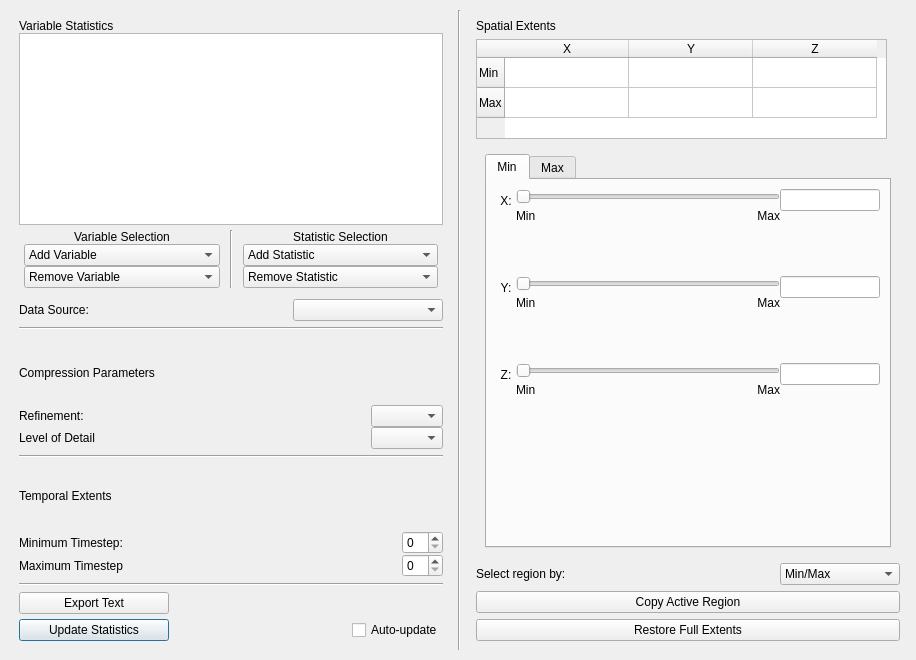
Before: the Qt Designer form apps/vaporgui/statsWindow.ui in StasJ/vapor-formatted, drawn with Qt 5.
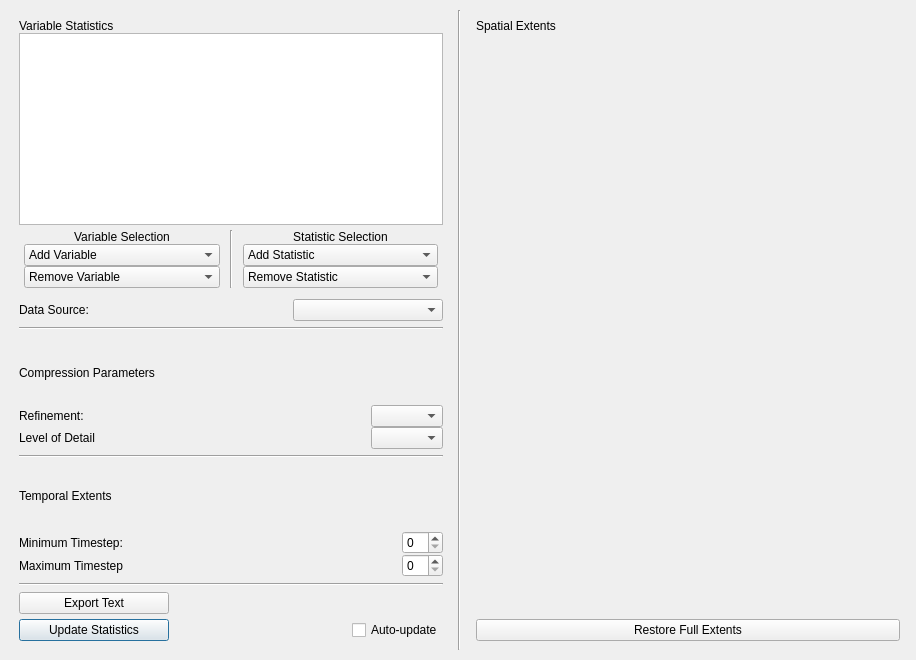
After: the same form once the commit is applied.

Commit message: remove un-necessary widgets from the GUI

The edit to the form file:
```diff
--- a/apps/vaporgui/statsWindow.ui
+++ b/apps/vaporgui/statsWindow.ui
@@ -584,1018 +584,13 @@
          </property>
         </widget>
        </item>
-       <item>
-        <widget class="QTableWidget" name="RegionTable">
-         <property name="enabled">
-          <bool>true</bool>
-         </property>
-         <property name="sizePolicy">
-          <sizepolicy hsizetype="Minimum" vsizetype="Minimum">
-           <horstretch>0</horstretch>
-           <verstretch>1</verstretch>
-          </sizepolicy>
-         </property>
-         <property name="minimumSize">
-          <size>
-           <width>411</width>
-           <height>90</height>
-          </size>
-         </property>
-         <property name="maximumSize">
-          <size>
-           <width>250</width>
-           <height>100</height>
-          </size>
-         </property>
-         <attribute name="horizontalHeaderDefaultSectionSize">
-          <number>124</number>
-         </attribute>
-         <attribute name="horizontalHeaderHighlightSections">
-          <bool>true</bool>
-         </attribute>
-         <row>
-          <property name="text">
-           <string>Min</string>
-          </property>
-         </row>
-         <row>
-          <property name="text">
-           <string>Max</string>
-          </property>
-         </row>
-         <column>
-          <property name="text">
-           <string>X</string>
-          </property>
-         </column>
-         <column>
-          <property name="text">
-           <string>Y</string>
-          </property>
-         </column>
-         <column>
-          <property name="text">
-           <string>Z</string>
-          </property>
-         </column>
-         <item row="0" column="0">
-          <property name="textAlignment">
-           <set>AlignCenter</set>
-          </property>
-         </item>
-         <item row="0" column="1">
-          <property name="textAlignment">
-           <set>AlignCenter</set>
-          </property>
-         </item>
-         <item row="0" column="2">
-          <property name="textAlignment">
-           <set>AlignCenter</set>
-          </property>
-         </item>
-         <item row="1" column="0">
-          <property name="textAlignment">
-           <set>AlignCenter</set>
-          </property>
-         </item>
-         <item row="1" column="1">
-          <property name="textAlignment">
-           <set>AlignCenter</set>
-          </property>
-         </item>
-         <item row="1" column="2">
-          <property name="textAlignment">
-           <set>AlignCenter</set>
-          </property>
-         </item>
-        </widget>
-       </item>
        <item>
         <widget class="QStackedWidget" name="stackedSliderWidget">
          <property name="currentIndex">
           <number>0</number>
          </property>
          <widget class="QWidget" name="page">
-          <layout class="QHBoxLayout" name="horizontalLayout_10">
-           <item>
-            <widget class="QTabWidget" name="minMaxTab">
-             <property name="sizePolicy">
-              <sizepolicy hsizetype="MinimumExpanding" vsizetype="Expanding">
-               <horstretch>0</horstretch>
-               <verstretch>0</verstretch>
-              </sizepolicy>
-             </property>
-             <property name="currentIndex">
-              <number>0</number>
-             </property>
-             <widget class="QWidget" name="tab_3">
-              <attribute name="title">
-               <string>Min</string>
-              </attribute>
-              <layout class="QHBoxLayout" name="horizontalLayout_13">
-               <item>
-                <layout class="QVBoxLayout" name="verticalLayout_61">
-                 <property name="spacing">
-                  <number>0</number>
-                 </property>
-                 <property name="sizeConstraint">
-                  <enum>QLayout::SetMinimumSize</enum>
-                 </property>
-                 <property name="rightMargin">
-                  <number>0</number>
-                 </property>
-                 <item>
-                  <layout class="QHBoxLayout" name="horizontalLayout_17">
-                   <property name="spacing">
-                    <number>0</number>
-                   </property>
-                   <item>
-                    <layout class="QVBoxLayout" name="verticalLayout_42">
-                     <property name="spacing">
-                      <number>0</number>
-                     </property>
-                     <property name="topMargin">
-                      <number>5</number>
-                     </property>
-                     <item>
-                      <widget class="QLabel" name="label_22">
-                       <property name="text">
-                        <string>X:</string>
-                       </property>
-                       <property name="alignment">
-                        <set>Qt::AlignCenter</set>
-                       </property>
-                      </widget>
-                     </item>
-                     <item>
-                      <spacer name="verticalSpacer_34">
-                       <property name="orientation">
-                        <enum>Qt::Vertical</enum>
-                       </property>
-                       <property name="sizeType">
-                        <enum>QSizePolicy::MinimumExpanding</enum>
-                       </property>
-                       <property name="sizeHint" stdset="0">
-                        <size>
-                         <width>20</width>
-                         <height>5</height>
-                        </size>
-                       </property>
-                      </spacer>
-                     </item>
-                    </layout>
-                   </item>
-                   <item>
-                    <layout class="QVBoxLayout" name="verticalLayout_12">
-                     <property name="spacing">
-                      <number>5</number>
-                     </property>
-                     <item>
-                      <widget class="QSlider" name="minXSlider">
-                       <property name="orientation">
-                        <enum>Qt::Horizontal</enum>
-                       </property>
-                      </widget>
-                     </item>
-                     <item>
-                      <layout class="QHBoxLayout" name="horizontalLayout_27">
-                       <property name="spacing">
-                        <number>0</number>
-                       </property>
-                       <item>
-                        <widget class="QLabel" name="minXMinLabel">
-                         <property name="text">
-                          <string>Min</string>
-                         </property>
-                        </widget>
-                       </item>
-                       <item>
-                        <widget class="QLabel" name="minXMaxLabel">
-                         <property name="text">
-                          <string>Max</string>
-                         </property>
-                         <property name="alignment">
-                          <set>Qt::AlignRight|Qt::AlignTrailing|Qt::AlignVCenter</set>
-                         </property>
-                        </widget>
-                       </item>
-                      </layout>
-                     </item>
-                     <item>
-                      <spacer name="verticalSpacer_5">
-                       <property name="orientation">
-                        <enum>Qt::Vertical</enum>
-                       </property>
-                       <property name="sizeHint" stdset="0">
-                        <size>
-                         <width>20</width>
-                         <height>40</height>
-                        </size>
-                       </property>
-                      </spacer>
-                     </item>
-                    </layout>
-                   </item>
-                   <item>
-                    <layout class="QVBoxLayout" name="verticalLayout_43">
-                     <property name="spacing">
-                      <number>0</number>
-                     </property>
-                     <item>
-                      <widget class="QLineEdit" name="minXEdit">
-                       <property name="sizePolicy">
-                        <sizepolicy hsizetype="Minimum" vsizetype="Fixed">
-                         <horstretch>0</horstretch>
-                         <verstretch>0</verstretch>
-                        </sizepolicy>
-                       </property>
-                       <property name="minimumSize">
-                        <size>
-                         <width>100</width>
-                         <height>0</height>
-                        </size>
-                       </property>
-                       <property name="maximumSize">
-                        <size>
-                         <width>100</width>
-                         <height>16777215</height>
-                        </size>
-                       </property>
-                       <property name="alignment">
-                        <set>Qt::AlignCenter</set>
-                       </property>
-                      </widget>
-                     </item>
-                     <item>
-                      <spacer name="verticalSpacer_35">
-                       <property name="orientation">
-                        <enum>Qt::Vertical</enum>
-                       </property>
-                       <property name="sizeType">
-                        <enum>QSizePolicy::MinimumExpanding</enum>
-                       </property>
-                       <property name="sizeHint" stdset="0">
-                        <size>
-                         <width>20</width>
-                         <height>5</height>
-                        </size>
-                       </property>
-                      </spacer>
-                     </item>
-                    </layout>
-                   </item>
-                  </layout>
-                 </item>
-                 <item>
-                  <layout class="QHBoxLayout" name="horizontalLayout_28">
-                   <property name="spacing">
-                    <number>0</number>
-                   </property>
-                   <item>
-                    <layout class="QVBoxLayout" name="verticalLayout_44">
-                     <property name="spacing">
-                      <number>0</number>
-                     </property>
-                     <property name="topMargin">
-                      <number>5</number>
-                     </property>
-                     <item>
-                      <widget class="QLabel" name="label_45">
-                       <property name="text">
-                        <string>Y:</string>
-                       </property>
-                       <property name="alignment">
-                        <set>Qt::AlignCenter</set>
-                       </property>
-                      </widget>
-                     </item>
-                     <item>
-                      <spacer name="verticalSpacer_36">
-                       <property name="orientation">
-                        <enum>Qt::Vertical</enum>
-                       </property>
-                       <property name="sizeType">
-                        <enum>QSizePolicy::MinimumExpanding</enum>
-                       </property>
-                       <property name="sizeHint" stdset="0">
-                        <size>
-                         <width>20</width>
-                         <height>5</height>
-                        </size>
-                       </property>
-                      </spacer>
-                     </item>
-                    </layout>
-                   </item>
-                   <item>
-                    <layout class="QVBoxLayout" name="verticalLayout_45">
-                     <property name="spacing">
-                      <number>5</number>
-                     </property>
-                     <item>
-                      <widget class="QSlider" name="minYSlider">
-                       <property name="orientation">
-                        <enum>Qt::Horizontal</enum>
-                       </property>
-                      </widget>
-                     </item>
-                     <item>
-                      <layout class="QHBoxLayout" name="horizontalLayout_29">
-                       <property name="spacing">
-                        <number>0</number>
-                       </property>
-                       <item>
-                        <widget class="QLabel" name="minYMinLabel">
-                         <property name="text">
-                          <string>Min</string>
-                         </property>
-                        </widget>
-                       </item>
-                       <item>
-                        <widget class="QLabel" name="minYMaxLabel">
-                         <property name="text">
-                          <string>Max</string>
-                         </property>
-                         <property name="alignment">
-                          <set>Qt::AlignRight|Qt::AlignTrailing|Qt::AlignVCenter</set>
-                         </property>
-                        </widget>
-                       </item>
-                      </layout>
-                     </item>
-                     <item>
-                      <spacer name="verticalSpacer_4">
-                       <property name="orientation">
-                        <enum>Qt::Vertical</enum>
-                       </property>
-                       <property name="sizeHint" stdset="0">
-                        <size>
-                         <width>20</width>
-                         <height>40</height>
-                        </size>
-                       </property>
-                      </spacer>
-                     </item>
-                    </layout>
-                   </item>
-                   <item>
-                    <layout class="QVBoxLayout" name="verticalLayout_46">
-                     <property name="spacing">
-                      <number>0</number>
-                     </property>
-                     <item>
-                      <widget class="QLineEdit" name="minYEdit">
-                       <property name="sizePolicy">
-                        <sizepolicy hsizetype="Minimum" vsizetype="Fixed">
-                         <horstretch>0</horstretch>
-                         <verstretch>0</verstretch>
-                        </sizepolicy>
-                       </property>
-                       <property name="minimumSize">
-                        <size>
-                         <width>100</width>
-                         <height>0</height>
-                        </size>
-                       </property>
-                       <property name="maximumSize">
-                        <size>
-                         <width>100</width>
-                         <height>16777215</height>
-                        </size>
-                       </property>
-                       <property name="alignment">
-                        <set>Qt::AlignCenter</set>
-                       </property>
-                      </widget>
-                     </item>
-                     <item>
-                      <spacer name="verticalSpacer_37">
-                       <property name="orientation">
-                        <enum>Qt::Vertical</enum>
-                       </property>
-                       <property name="sizeType">
-                        <enum>QSizePolicy::MinimumExpanding</enum>
-                       </property>
-                       <property name="sizeHint" stdset="0">
-                        <size>
-                         <width>20</width>
-                         <height>5</height>
-                        </size>
-                       </property>
-                      </spacer>
-                     </item>
-                    </layout>
-                   </item>
-                  </layout>
-                 </item>
-                 <item>
-                  <layout class="QHBoxLayout" name="horizontalLayout_34">
-                   <property name="spacing">
-                    <number>0</number>
-                   </property>
-                   <item>
-                    <layout class="QVBoxLayout" name="verticalLayout_62">
-                     <property name="spacing">
-                      <number>0</number>
-                     </property>
-                     <property name="topMargin">
-                      <number>5</number>
-                     </property>
-                     <item>
-                      <widget class="QLabel" name="label_48">
-                       <property name="text">
-                        <string>Z:</string>
-                       </property>
-                       <property name="alignment">
-                        <set>Qt::AlignCenter</set>
-                       </property>
-                      </widget>
-                     </item>
-                     <item>
-                      <spacer name="verticalSpacer_38">
-                       <property name="orientation">
-                        <enum>Qt::Vertical</enum>
-                       </property>
-                       <property name="sizeType">
-                        <enum>QSizePolicy::MinimumExpanding</enum>
-                       </property>
-                       <property name="sizeHint" stdset="0">
-                        <size>
-                         <width>20</width>
-                         <height>5</height>
-                        </size>
-                       </property>
-                      </spacer>
-                     </item>
-                    </layout>
-                   </item>
-                   <item>
-                    <layout class="QVBoxLayout" name="verticalLayout_63">
-                     <property name="spacing">
-                      <number>5</number>
-                     </property>
-                     <item>
-                      <widget class="QSlider" name="minZSlider">
-                       <property name="orientation">
-                        <enum>Qt::Horizontal</enum>
-                       </property>
-                      </widget>
-                     </item>
-                     <item>
-                      <layout class="QHBoxLayout" name="horizontalLayout_35">
-                       <property name="spacing">
-                        <number>0</number>
-                       </property>
-                       <item>
-                        <widget class="QLabel" name="minZMinLabel">
-                         <property name="text">
-                          <string>Min</string>
-                         </property>
-                        </widget>
-                       </item>
-                       <item>
-                        <widget class="QLabel" name="minZMaxLabel">
-                         <property name="text">
-                          <string>Max</string>
-                         </property>
-                         <property name="alignment">
-                          <set>Qt::AlignRight|Qt::AlignTrailing|Qt::AlignVCenter</set>
-                         </property>
-                        </widget>
-                       </item>
-                      </layout>
-                     </item>
-                     <item>
-                      <spacer name="verticalSpacer_6">
-                       <property name="orientation">
-                        <enum>Qt::Vertical</enum>
-                       </property>
-                       <property name="sizeHint" stdset="0">
-                        <size>
-                         <width>20</width>
-                         <height>40</height>
-                        </size>
-                       </property>
-                      </spacer>
-                     </item>
-                    </layout>
-                   </item>
-                   <item>
-                    <layout class="QVBoxLayout" name="verticalLayout_64">
-                     <property name="spacing">
-                      <number>0</number>
-                     </property>
-                     <item>
-                      <widget class="QLineEdit" name="minZEdit">
-                       <property name="sizePolicy">
-                        <sizepolicy hsizetype="Minimum" vsizetype="Fixed">
-                         <horstretch>0</horstretch>
-                         <verstretch>0</verstretch>
-                        </sizepolicy>
-                       </property>
-                       <property name="minimumSize">
-                        <size>
-                         <width>100</width>
-                         <height>0</height>
-                        </size>
-                       </property>
-                       <property name="maximumSize">
-                        <size>
-                         <width>100</width>
-                         <height>16777215</height>
-                        </size>
-                       </property>
-                       <property name="alignment">
-                        <set>Qt::AlignCenter</set>
-                       </property>
-                      </widget>
-                     </item>
-                     <item>
-                      <spacer name="verticalSpacer_39">
-                       <property name="orientation">
-                        <enum>Qt::Vertical</enum>
-                       </property>
-                       <property name="sizeType">
-                        <enum>QSizePolicy::MinimumExpanding</enum>
-                       </property>
-                       <property name="sizeHint" stdset="0">
-                        <size>
-                         <width>20</width>
-                         <height>5</height>
-                        </size>
-                       </property>
-                      </spacer>
-                     </item>
-                    </layout>
-                   </item>
-                  </layout>
-                 </item>
-                 <item>
-                  <spacer name="verticalSpacer_13">
-                   <property name="orientation">
-                    <enum>Qt::Vertical</enum>
-                   </property>
-                   <property name="sizeHint" stdset="0">
-                    <size>
-                     <width>20</width>
-                     <height>40</height>
-                    </size>
-                   </property>
-                  </spacer>
-                 </item>
-                </layout>
-               </item>
-              </layout>
-             </widget>
-             <widget class="QWidget" name="tab_4">
-              <attribute name="title">
-               <string>Max</string>
-              </attribute>
-              <layout class="QHBoxLayout" name="horizontalLayout_49">
-               <item>
-                <layout class="QVBoxLayout" name="verticalLayout_69">
-                 <property name="spacing">
-                  <number>0</number>
-                 </property>
-                 <property name="sizeConstraint">
-                  <enum>QLayout::SetMaximumSize</enum>
-                 </property>
-                 <property name="rightMargin">
-                  <number>0</number>
-                 </property>
-                 <item>
-                  <layout class="QHBoxLayout" name="horizontalLayout_42">
-                   <property name="spacing">
-                    <number>0</number>
-                   </property>
-                   <item>
-                    <layout class="QVBoxLayout" name="verticalLayout_52">
-                     <property name="spacing">
-                      <number>0</number>
-                     </property>
-                     <property name="topMargin">
-                      <number>5</number>
-                     </property>
-                     <item>
-                      <widget class="QLabel" name="label_24">
-                       <property name="text">
-                        <string>X:</string>
-                       </property>
-                       <property name="alignment">
-                        <set>Qt::AlignCenter</set>
-                       </property>
-                      </widget>
-                     </item>
-                     <item>
-                      <spacer name="verticalSpacer_46">
-                       <property name="orientation">
-                        <enum>Qt::Vertical</enum>
-                       </property>
-                       <property name="sizeType">
-                        <enum>QSizePolicy::MinimumExpanding</enum>
-                       </property>
-                       <property name="sizeHint" stdset="0">
-                        <size>
-                         <width>20</width>
-                         <height>5</height>
-                        </size>
-                       </property>
-                      </spacer>
-                     </item>
-                    </layout>
-                   </item>
-                   <item>
-                    <layout class="QVBoxLayout" name="verticalLayout_14">
-                     <property name="spacing">
-                      <number>5</number>
-                     </property>
-                     <item>
-                      <widget class="QSlider" name="maxXSlider">
-                       <property name="orientation">
-                        <enum>Qt::Horizontal</enum>
-                       </property>
-                      </widget>
-                     </item>
-                     <item>
-                      <layout class="QHBoxLayout" name="horizontalLayout_43">
-                       <property name="spacing">
-                        <number>0</number>
-                       </property>
-                       <item>
-                        <widget class="QLabel" name="maxXMinLabel">
-                         <property name="text">
-                          <string>Min</string>
-                         </property>
-                        </widget>
-                       </item>
-                       <item>
-                        <widget class="QLabel" name="maxXMaxLabel">
-                         <property name="text">
-                          <string>Max</string>
-                         </property>
-                         <property name="alignment">
-                          <set>Qt::AlignRight|Qt::AlignTrailing|Qt::AlignVCenter</set>
-                         </property>
-                        </widget>
-                       </item>
-                      </layout>
-                     </item>
-                     <item>
-                      <spacer name="verticalSpacer_7">
-                       <property name="orientation">
-                        <enum>Qt::Vertical</enum>
-                       </property>
-                       <property name="sizeHint" stdset="0">
-                        <size>
-                         <width>20</width>
-                         <height>40</height>
-                        </size>
-                       </property>
-                      </spacer>
-                     </item>
-                    </layout>
-                   </item>
-                   <item>
-                    <layout class="QVBoxLayout" name="verticalLayout_70">
-                     <property name="spacing">
-                      <number>0</number>
-                     </property>
-                     <item>
-                      <widget class="QLineEdit" name="maxXEdit">
-                       <property name="sizePolicy">
-                        <sizepolicy hsizetype="Minimum" vsizetype="Fixed">
-                         <horstretch>0</horstretch>
-                         <verstretch>0</verstretch>
-                        </sizepolicy>
-                       </property>
-                       <property name="minimumSize">
-                        <size>
-                         <width>100</width>
-                         <height>0</height>
-                        </size>
-                       </property>
-                       <property name="maximumSize">
-                        <size>
-                         <width>100</width>
-                         <height>16777215</height>
-                        </size>
-                       </property>
-                       <property name="alignment">
-                        <set>Qt::AlignCenter</set>
-                       </property>
-                      </widget>
-                     </item>
-                     <item>
-                      <spacer name="verticalSpacer_47">
-                       <property name="orientation">
-                        <enum>Qt::Vertical</enum>
-                       </property>
-                       <property name="sizeType">
-                        <enum>QSizePolicy::MinimumExpanding</enum>
-                       </property>
-                       <property name="sizeHint" stdset="0">
-                        <size>
-                         <width>20</width>
-                         <height>5</height>
-                        </size>
-                       </property>
-                      </spacer>
-                     </item>
-                    </layout>
-                   </item>
-                  </layout>
-                 </item>
-                 <item>
-                  <layout class="QHBoxLayout" name="horizontalLayout_44">
-                   <property name="spacing">
-                    <number>0</number>
-                   </property>
-                   <item>
-                    <layout class="QVBoxLayout" name="verticalLayout_71">
-                     <property name="spacing">
-                      <number>0</number>
-                     </property>
-                     <property name="topMargin">
-                      <number>5</number>
-                     </property>
-                     <item>
-                      <widget class="QLabel" name="label_51">
-                       <property name="text">
-                        <string>Y:</string>
-                       </property>
-                       <property name="alignment">
-                        <set>Qt::AlignCenter</set>
-                       </property>
-                      </widget>
-                     </item>
-                     <item>
-                      <spacer name="verticalSpacer_48">
-                       <property name="orientation">
-                        <enum>Qt::Vertical</enum>
-                       </property>
-                       <property name="sizeType">
-                        <enum>QSizePolicy::MinimumExpanding</enum>
-                       </property>
-                       <property name="sizeHint" stdset="0">
-                        <size>
-                         <width>20</width>
-                         <height>5</height>
-                        </size>
-                       </property>
-                      </spacer>
-                     </item>
-                    </layout>
-                   </item>
-                   <item>
-                    <layout class="QVBoxLayout" name="verticalLayout_72">
-                     <property name="spacing">
-                      <number>5</number>
-                     </property>
-                     <item>
-                      <widget class="QSlider" name="maxYSlider">
-                       <property name="orientation">
-                        <enum>Qt::Horizontal</enum>
-                       </property>
-                      </widget>
-                     </item>
-                     <item>
-                      <layout class="QHBoxLayout" name="horizontalLayout_45">
-                       <property name="spacing">
-                        <number>0</number>
-                       </property>
-                       <item>
-                        <widget class="QLabel" name="maxYMinLabel">
-                         <property name="text">
-                          <string>Min</string>
-                         </property>
-                        </widget>
-                       </item>
-                       <item>
-                        <widget class="QLabel" name="maxYMaxLabel">
-                         <property name="text">
-                          <string>Max</string>
-                         </property>
-                         <property name="alignment">
-                          <set>Qt::AlignRight|Qt::AlignTrailing|Qt::AlignVCenter</set>
-                         </property>
-                        </widget>
-                       </item>
-                      </layout>
-                     </item>
-                     <item>
-                      <spacer name="verticalSpacer_8">
-                       <property name="orientation">
-                        <enum>Qt::Vertical</enum>
-                       </property>
-                       <property name="sizeHint" stdset="0">
-                        <size>
-                         <width>20</width>
-                         <height>40</height>
-                        </size>
-                       </property>
-                      </spacer>
-                     </item>
-                    </layout>
-                   </item>
-                   <item>
-                    <layout class="QVBoxLayout" name="verticalLayout_73">
-                     <property name="spacing">
-                      <number>0</number>
-                     </property>
-                     <item>
-                      <widget class="QLineEdit" name="maxYEdit">
-                       <property name="sizePolicy">
-                        <sizepolicy hsizetype="Minimum" vsizetype="Fixed">
-                         <horstretch>0</horstretch>
-                         <verstretch>0</verstretch>
-                        </sizepolicy>
-                       </property>
-                       <property name="minimumSize">
-                        <size>
-                         <width>100</width>
-                         <height>0</height>
-                        </size>
-                       </property>
-                       <property name="maximumSize">
-                        <size>
-                         <width>100</width>
-                         <height>16777215</height>
-                        </size>
-                       </property>
-                       <property name="alignment">
-                        <set>Qt::AlignCenter</set>
-                       </property>
-                      </widget>
-                     </item>
-                     <item>
-                      <spacer name="verticalSpacer_49">
-                       <property name="orientation">
-                        <enum>Qt::Vertical</enum>
-                       </property>
-                       <property name="sizeType">
-                        <enum>QSizePolicy::MinimumExpanding</enum>
-                       </property>
-                       <property name="sizeHint" stdset="0">
-                        <size>
-                         <width>20</width>
-                         <height>5</height>
-                        </size>
-                       </property>
-                      </spacer>
-                     </item>
-                    </layout>
-                   </item>
-                  </layout>
-                 </item>
-                 <item>
-                  <layout class="QHBoxLayout" name="horizontalLayout_46">
-                   <property name="spacing">
-                    <number>0</number>
-                   </property>
-                   <item>
-                    <layout class="QVBoxLayout" name="verticalLayout_74">
-                     <property name="spacing">
-                      <number>0</number>
-                     </property>
-                     <property name="topMargin">
-                      <number>5</number>
-                     </property>
-                     <item>
-                      <widget class="QLabel" name="label_52">
-                       <property name="text">
-                        <string>Z:</string>
-                       </property>
-                       <property name="alignment">
-                        <set>Qt::AlignCenter</set>
-                       </property>
-                      </widget>
-                     </item>
-                     <item>
-                      <spacer name="verticalSpacer_50">
-                       <property name="orientation">
-                        <enum>Qt::Vertical</enum>
-                       </property>
-                       <property name="sizeType">
-                        <enum>QSizePolicy::MinimumExpanding</enum>
-                       </property>
-                       <property name="sizeHint" stdset="0">
-                        <size>
-                         <width>20</width>
-                         <height>5</height>
-                        </size>
-                       </property>
-                      </spacer>
-                     </item>
-                    </layout>
-                   </item>
-                   <item>
-                    <layout class="QVBoxLayout" name="verticalLayout_75">
-                     <property name="spacing">
-                      <number>5</number>
-                     </property>
-                     <item>
-                      <widget class="QSlider" name="maxZSlider">
-                       <property name="orientation">
-                        <enum>Qt::Horizontal</enum>
-                       </property>
-                      </widget>
-                     </item>
-                     <item>
-                      <layout class="QHBoxLayout" name="horizontalLayout_47">
-                       <property name="spacing">
-                        <number>0</number>
-                       </property>
-                       <item>
-                        <widget class="QLabel" name="maxZMinLabel">
-                         <property name="text">
-                          <string>Min</string>
-                         </property>
-                        </widget>
-                       </item>
-                       <item>
-                        <widget class="QLabel" name="maxZMaxLabel">
-                         <property name="text">
-                          <string>Max</string>
-                         </property>
-                         <property name="alignment">
-                          <set>Qt::AlignRight|Qt::AlignTrailing|Qt::AlignVCenter</set>
-                         </property>
-                        </widget>
-                       </item>
-                      </layout>
-                     </item>
-                     <item>
-                      <spacer name="verticalSpacer_9">
-                       <property name="orientation">
-                        <enum>Qt::Vertical</enum>
-                       </property>
-                       <property name="sizeHint" stdset="0">
-                        <size>
-                         <width>20</width>
-                         <height>40</height>
-                        </size>
-                       </property>
-                      </spacer>
-                     </item>
-                    </layout>
-                   </item>
-                   <item>
-                    <layout class="QVBoxLayout" name="verticalLayout_76">
-                     <property name="spacing">
-                      <number>0</number>
-                     </property>
-                     <item>
-                      <widget class="QLineEdit" name="maxZEdit">
-                       <property name="sizePolicy">
-                        <sizepolicy hsizetype="Minimum" vsizetype="Fixed">
-                         <horstretch>0</horstretch>
-                         <verstretch>0</verstretch>
-                        </sizepolicy>
-                       </property>
-                       <property name="minimumSize">
-                        <size>
-                         <width>100</width>
-                         <height>0</height>
-                        </size>
-                       </property>
-                       <property name="maximumSize">
-                        <size>
-                         <width>100</width>
-                         <height>16777215</height>
-                        </size>
-                       </property>
-                       <property name="alignment">
-                        <set>Qt::AlignCenter</set>
-                       </property>
-                      </widget>
-                     </item>
-                     <item>
-                      <spacer name="verticalSpacer_51">
-                       <property name="orientation">
-                        <enum>Qt::Vertical</enum>
-                       </property>
-                       <property name="sizeType">
-                        <enum>QSizePolicy::MinimumExpanding</enum>
-                       </property>
-                       <property name="sizeHint" stdset="0">
-                        <size>
-                         <width>20</width>
-                         <height>5</height>
-                        </size>
-                       </property>
-                      </spacer>
-                     </item>
-                    </layout>
-                   </item>
-                  </layout>
-                 </item>
-                </layout>
-               </item>
-              </layout>
-             </widget>
-            </widget>
-           </item>
-          </layout>
+          <layout class="QHBoxLayout" name="horizontalLayout_10"/>
          </widget>
          <widget class="QWidget" name="page_5">
           <layout class="QHBoxLayout" name="horizontalLayout_5">
@@ -2814,63 +1809,7 @@
         </widget>
        </item>
        <item>
-        <layout class="QHBoxLayout" name="horizontalLayout_3">
-         <item>
-          <widget class="QLabel" name="label_2">
-           <property name="text">
-            <string>Select region by:</string>
-           </property>
-          </widget>
-         </item>
-         <item>
-          <spacer name="horizontalSpacer_2">
-           <property name="orientation">
-            <enum>Qt::Horizontal</enum>
-           </property>
-           <property name="sizeType">
-            <enum>QSizePolicy::MinimumExpanding</enum>
-           </property>
-           <property name="sizeHint" stdset="0">
-            <size>
-             <width>40</width>
-             <height>20</height>
-            </size>
-           </property>
-          </spacer>
-         </item>
-         <item>
-          <widget class="QComboBox" name="regionSelectorCombo">
-           <property name="minimumSize">
-            <size>
-             <width>120</width>
-             <height>0</height>
-            </size>
-           </property>
-           <item>
-            <property name="text">
-             <string>Min/Max</string>
-            </property>
-           </item>
-           <item>
-            <property name="text">
-             <string>Center/Size</string>
-            </property>
-           </item>
-           <item>
-            <property name="text">
-             <string>Single Point</string>
-            </property>
-           </item>
-          </widget>
-         </item>
-        </layout>
-       </item>
-       <item>
-        <widget class="QPushButton" name="copyActiveRegionButton">
-         <property name="text">
-          <string>Copy Active Region</string>
-         </property>
-        </widget>
+        <layout class="QHBoxLayout" name="horizontalLayout_3"/>
        </item>
        <item>
         <widget class="QPushButton" name="RestoreExtentsButton">
```
Left out of the diff: 1212 changed lines with no effect on the pictures.
